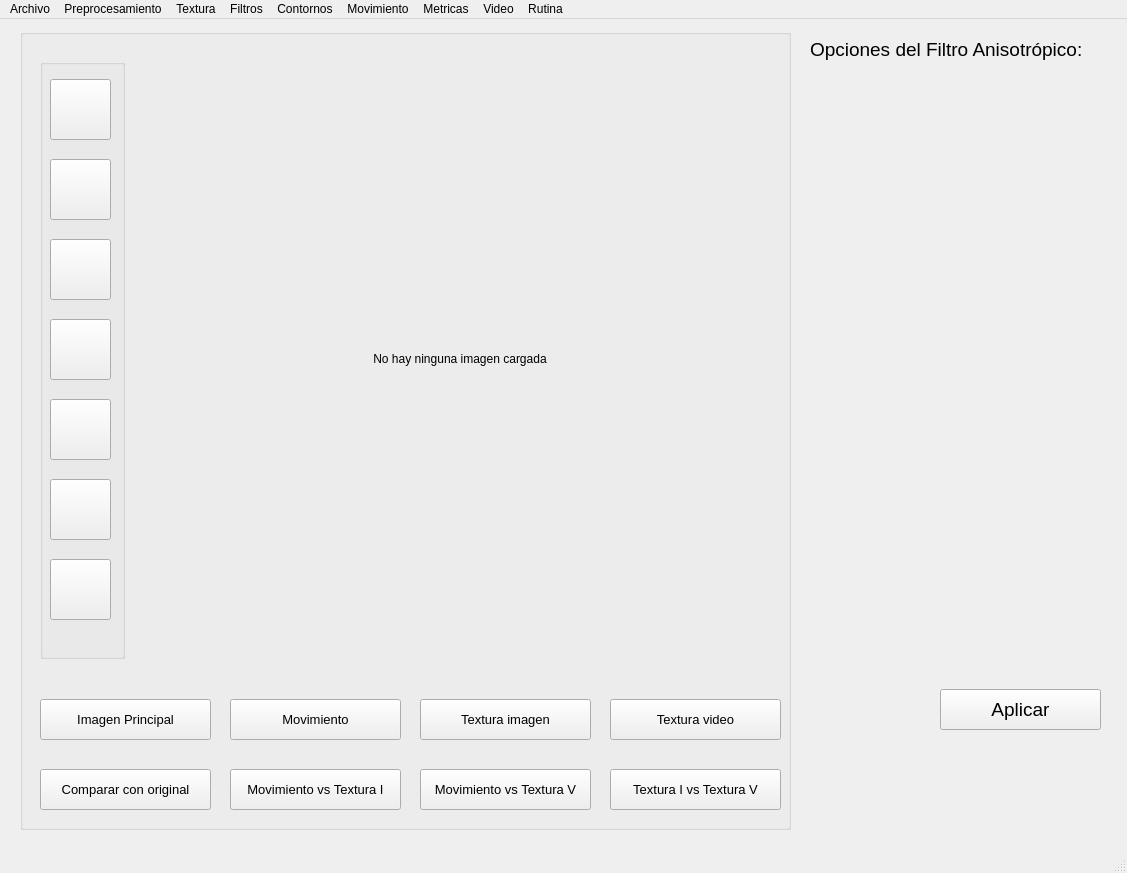
First picture: the form in main_window.ui, repository arodriguez1415/PF-SECRET, before the edit.
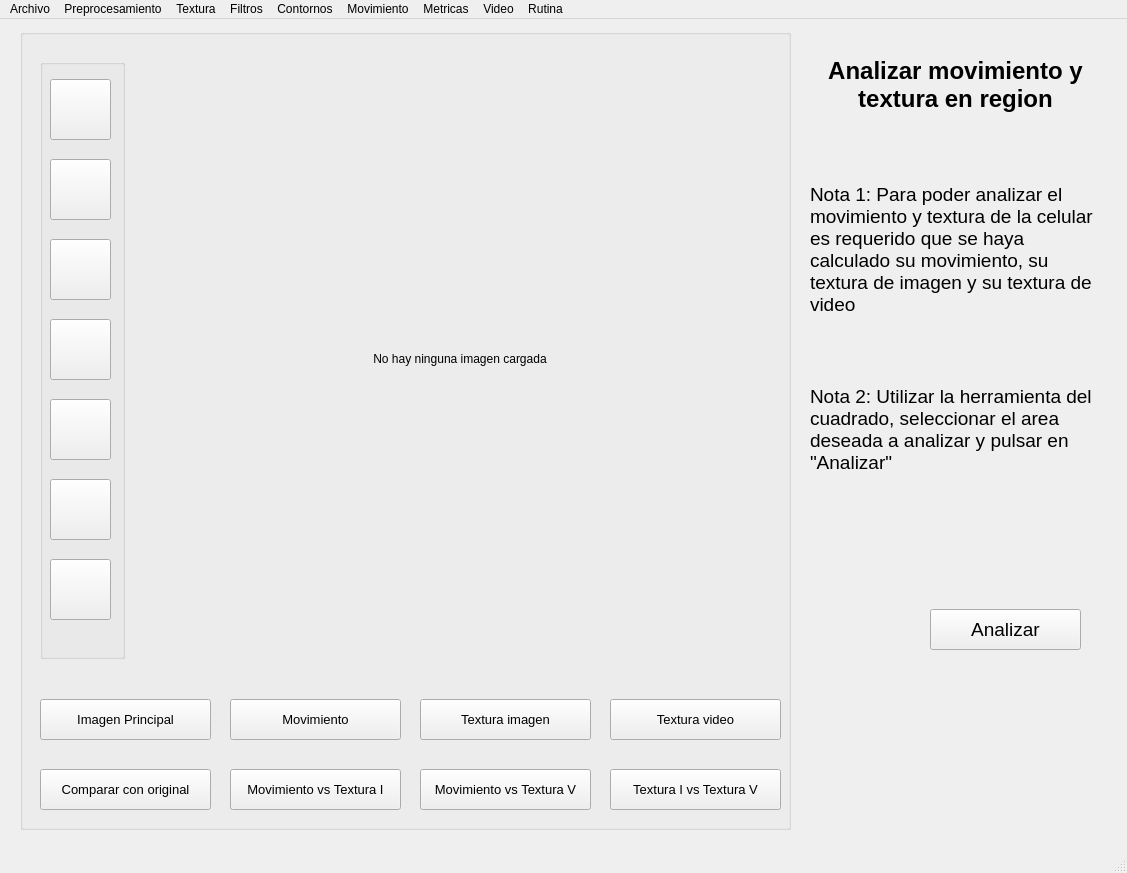
Second picture: the form after the edit.

Commit message: strange metrics - init

Diff of the .ui file:
```diff
--- a/main_window.ui
+++ b/main_window.ui
@@ -301,7 +301,7 @@
      </rect>
     </property>
     <property name="currentIndex">
-     <number>1</number>
+     <number>12</number>
     </property>
     <widget class="QWidget" name="blank_page"/>
     <widget class="QWidget" name="anisotropic_filter_options">
@@ -1881,6 +1881,109 @@
       </property>
      </widget>
     </widget>
+    <widget class="QWidget" name="movement_and_texture_metrics_options">
+     <widget class="QPushButton" name="analyze_movement_and_texture_button">
+      <property name="geometry">
+       <rect>
+        <x>130</x>
+        <y>590</y>
+        <width>151</width>
+        <height>41</height>
+       </rect>
+      </property>
+      <property name="font">
+       <font>
+        <pointsize>14</pointsize>
+       </font>
+      </property>
+      <property name="text">
+       <string>Analizar</string>
+      </property>
+     </widget>
+     <widget class="QLabel" name="analyze_movement_and_texture_title">
+      <property name="geometry">
+       <rect>
+        <x>10</x>
+        <y>30</y>
+        <width>291</width>
+        <height>71</height>
+       </rect>
+      </property>
+      <property name="font">
+       <font>
+        <pointsize>18</pointsize>
+        <weight>75</weight>
+        <bold>true</bold>
+       </font>
+      </property>
+      <property name="text">
+       <string>Analizar movimiento y textura en region</string>
+      </property>
+      <property name="textFormat">
+       <enum>Qt::AutoText</enum>
+      </property>
+      <property name="alignment">
+       <set>Qt::AlignCenter</set>
+      </property>
+      <property name="wordWrap">
+       <bool>true</bool>
+      </property>
+     </widget>
+     <widget class="QLabel" name="analyze_movement_and_texture_title_2">
+      <property name="geometry">
+       <rect>
+        <x>10</x>
+        <y>150</y>
+        <width>291</width>
+        <height>161</height>
+       </rect>
+      </property>
+      <property name="font">
+       <font>
+        <pointsize>14</pointsize>
+       </font>
+      </property>
+      <property name="text">
+       <string>Nota 1: Para poder analizar el movimiento y textura de la celular es requerido que se haya calculado su movimiento, su textura de imagen y su textura de video</string>
+      </property>
+      <property name="textFormat">
+       <enum>Qt::AutoText</enum>
+      </property>
+      <property name="alignment">
+       <set>Qt::AlignLeading|Qt::AlignLeft|Qt::AlignVCenter</set>
+      </property>
+      <property name="wordWrap">
+       <bool>true</bool>
+      </property>
+     </widget>
+     <widget class="QLabel" name="analyze_movement_and_texture_title_3">
+      <property name="geometry">
+       <rect>
+        <x>10</x>
+        <y>330</y>
+        <width>291</width>
+        <height>161</height>
+       </rect>
+      </property>
+      <property name="font">
+       <font>
+        <pointsize>14</pointsize>
+       </font>
+      </property>
+      <property name="text">
+       <string>Nota 2: Utilizar la herramienta del cuadrado, seleccionar el area deseada a analizar y pulsar en &quot;Analizar&quot;</string>
+      </property>
+      <property name="textFormat">
+       <enum>Qt::AutoText</enum>
+      </property>
+      <property name="alignment">
+       <set>Qt::AlignLeading|Qt::AlignLeft|Qt::AlignVCenter</set>
+      </property>
+      <property name="wordWrap">
+       <bool>true</bool>
+      </property>
+     </widget>
+    </widget>
     <widget class="QWidget" name="heat_map_options">
      <widget class="QLabel" name="generate_heat_map_title">
       <property name="geometry">
```
Left out of the diff: 6 changed lines with no effect on the pictures. The commit also changes 7 other files.
